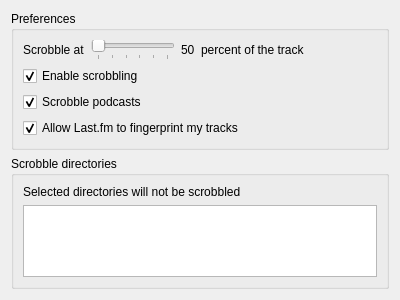
The window that app/client/Settings/ScrobbleSettingsWidget.ui (mutecypher/lastfm-desktop) describes before a commit, drawn with Qt 5.
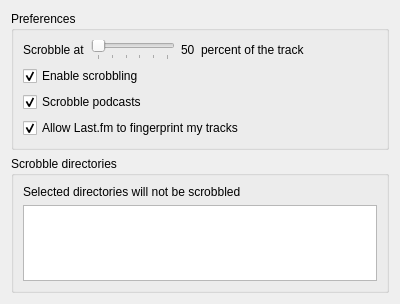
The same window after the commit. Custom widgets are drawn as their Qt base class.

Commit message: Fix Mac build error.

Diff of the .ui file:
```diff
--- a/app/client/Settings/ScrobbleSettingsWidget.ui
+++ b/app/client/Settings/ScrobbleSettingsWidget.ui
@@ -7,7 +7,7 @@
     <x>0</x>
     <y>0</y>
     <width>400</width>
-    <height>300</height>
+    <height>304</height>
    </rect>
   </property>
   <property name="windowTitle">
```
Left out of the diff: 2 changed lines with no effect on the pictures.
